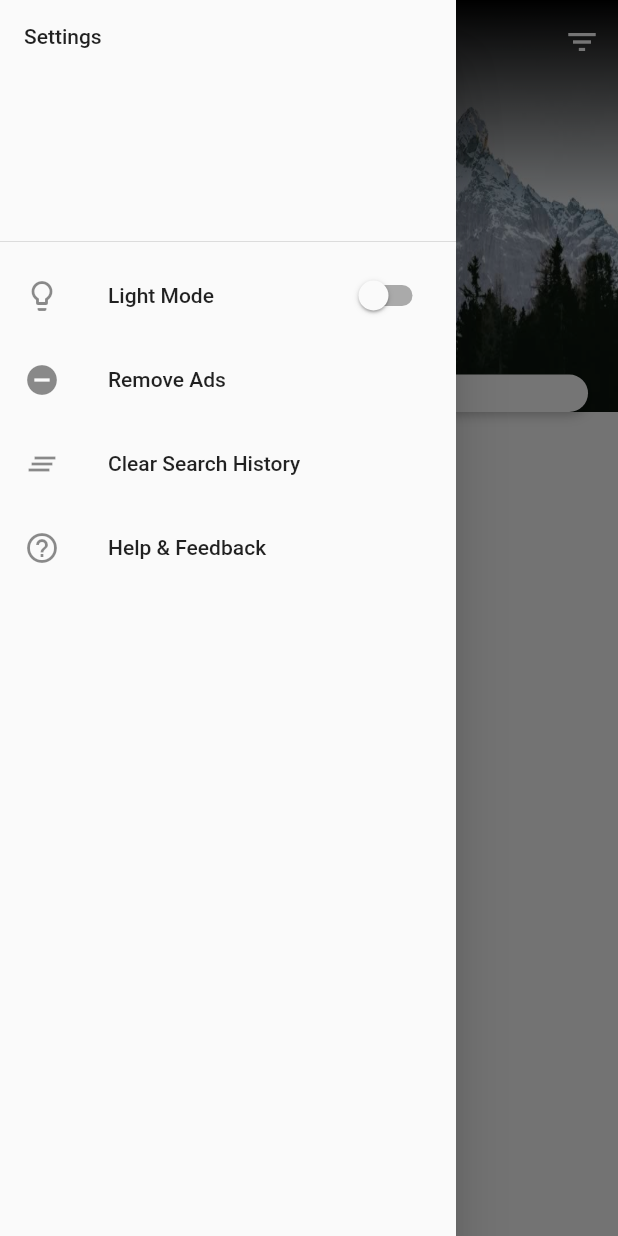
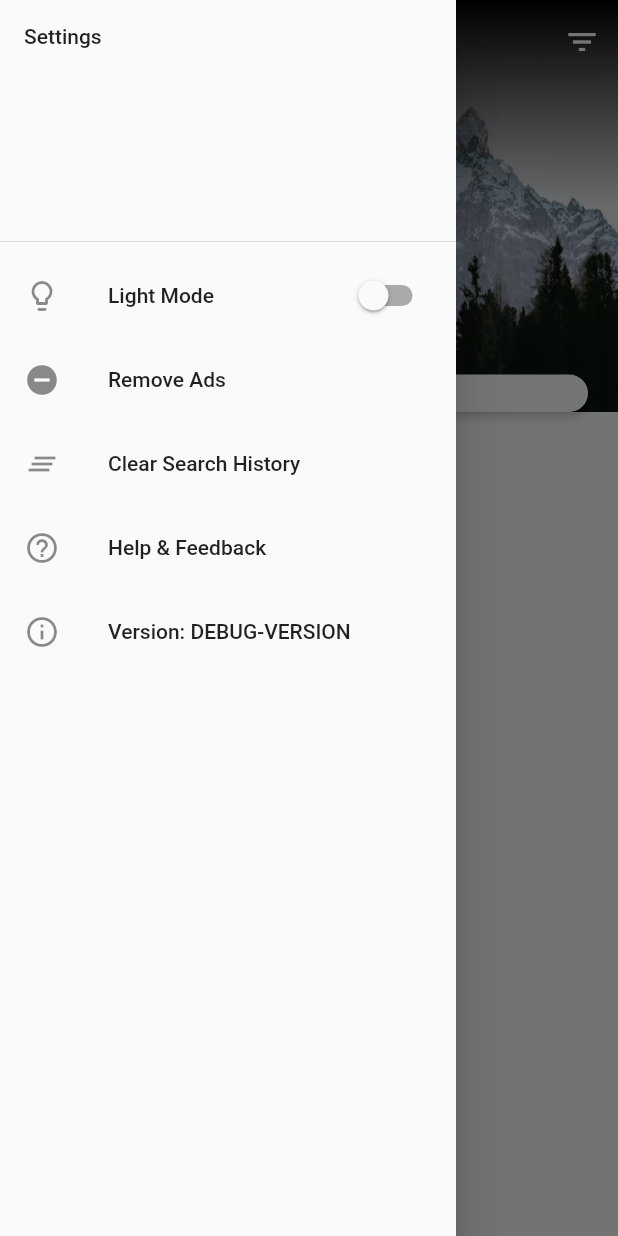
Before and after one commit to michinchin/bible-search, a Flutter app: the screen it shows after launch, with the side drawer open, on a phone screen of 412 x 824 dp. Run offline on Flutter 3.47's test engine with Material 2 defaults, Android fonts, the phone set to English and light mode, and no system bars; our stand-ins replace auto_size_text, diacritic, dynamic_theme, flutter_redux, in_app_purchase, redux and 2 more; missing offline and left inert: firebase_admob, tec_ads, tec_cache, tec_util; accounts and stored records are empty; statements that could not run were skipped; project files that could hold a hidden picture were left out.

Commit message:
added version number

```diff
--- a/lib/containers/initial_search_components/home_drawer.dart
+++ b/lib/containers/initial_search_components/home_drawer.dart
@@ -1,6 +1,7 @@
 import 'package:bible_search/containers/iap_dialog.dart';
 import 'package:bible_search/labels.dart';
 import 'package:bible_search/presentation/initial_search_screen.dart';
+import 'package:bible_search/version.dart';
 import 'package:dynamic_theme/dynamic_theme.dart';
 import 'package:flutter/cupertino.dart';
 import 'package:flutter/material.dart';
@@ -76,6 +77,10 @@ class HomeDrawer extends StatelessWidget {
               await vm.emailFeedback(context);
             },
           ),
+          ListTile(
+            leading: Icon(Icons.info_outline),
+            title: Text('Version: $appVersion'),
+          ),
         ],
       ),
     );
--- a/lib/main.dart
+++ b/lib/main.dart
@@ -64,6 +64,7 @@ class BibleSearchApp extends StatelessWidget {
             themedWidgetBuilder: (context, theme) {
               return MaterialApp(
                 initialRoute: '/',
+                debugShowCheckedModeBanner: false,
                 routes: <String, WidgetBuilder>{
                   '/results': (context) => const SearchResultScreen(),
                 },
--- a/lib/presentation/initial_search_screen.dart
+++ b/lib/presentation/initial_search_screen.dart
@@ -4,6 +4,7 @@ import 'dart:io';
 import 'package:bible_search/containers/initial_search_components/home_drawer.dart';
 import 'package:bible_search/labels.dart';
 import 'package:bible_search/models/iap.dart';
+import 'package:bible_search/version.dart';
 import 'package:flutter/material.dart';
 
 import 'package:bible_search/containers/is_components.dart';
@@ -221,8 +222,9 @@ class InitialSearchViewModel {
     final di = await tec.DeviceInfo.fetch();
     print(
         'Running on ${di.productName} with ${tec.DeviceInfo.os} ${di.version}');
-
-    final subject = 'Feedback regarding Bible Search! '
+    final version =
+        (appVersion == 'DEBUG-VERSION' ? '(debug version)' : 'v$appVersion');
+    final subject = 'Feedback regarding Bible Search! $version'
         'with ${di.productName} ${tec.DeviceInfo.os} ${di.version}';
     const body = 'I have the following question or comment:\n\n\n';
 
```
